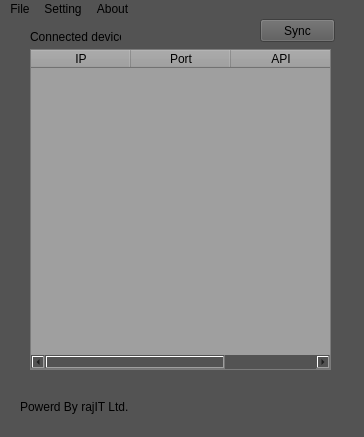
Old version of the form Backup/localserver.ui in the repository Turjo47/Python-App.
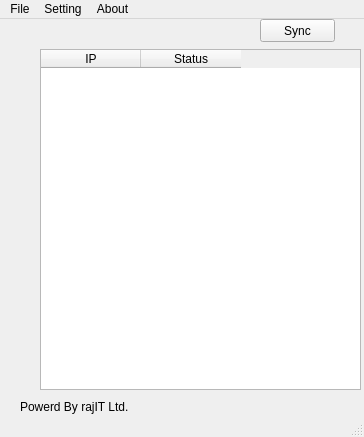
New version of the form. Icons and pictures are not drawn.

```diff
--- a/Backup/localserver.ui
+++ b/Backup/localserver.ui
@@ -14,22 +14,9 @@
    <string>Easy Attendence Management Local Server</string>
   </property>
   <property name="styleSheet">
-   <string notr="true">background-color: rgb(83, 83, 83)</string>
+   <string notr="true"/>
   </property>
   <widget class="QWidget" name="centralwidget">
-   <widget class="QLabel" name="label">
-    <property name="geometry">
-     <rect>
-      <x>30</x>
-      <y>10</y>
-      <width>91</width>
-      <height>16</height>
-     </rect>
-    </property>
-    <property name="text">
-     <string>Connected device</string>
-    </property>
-   </widget>
    <widget class="QLabel" name="label_4">
     <property name="geometry">
      <rect>
@@ -53,7 +40,7 @@
      </rect>
     </property>
     <property name="styleSheet">
-     <string notr="true">background-color: rgb(88, 88, 88)</string>
+     <string notr="true"/>
     </property>
     <property name="text">
      <string>Sync</string>
@@ -62,14 +49,20 @@
    <widget class="QTableWidget" name="tableWidget">
     <property name="geometry">
      <rect>
-      <x>30</x>
+      <x>40</x>
       <y>30</y>
-      <width>301</width>
-      <height>321</height>
+      <width>321</width>
+      <height>341</height>
      </rect>
     </property>
+    <property name="maximumSize">
+     <size>
+      <width>331</width>
+      <height>16777215</height>
+     </size>
+    </property>
     <property name="styleSheet">
-     <string notr="true">background-color: rgb(159, 159, 159)</string>
+     <string notr="true"/>
     </property>
     <column>
      <property name="text">
@@ -78,12 +71,7 @@
     </column>
     <column>
      <property name="text">
-      <string>Port</string>
-     </property>
-    </column>
-    <column>
-     <property name="text">
-      <string>API</string>
+      <string>Status</string>
      </property>
     </column>
    </widget>
```
Left out of the diff: 57 changed lines with no effect on the pictures.
